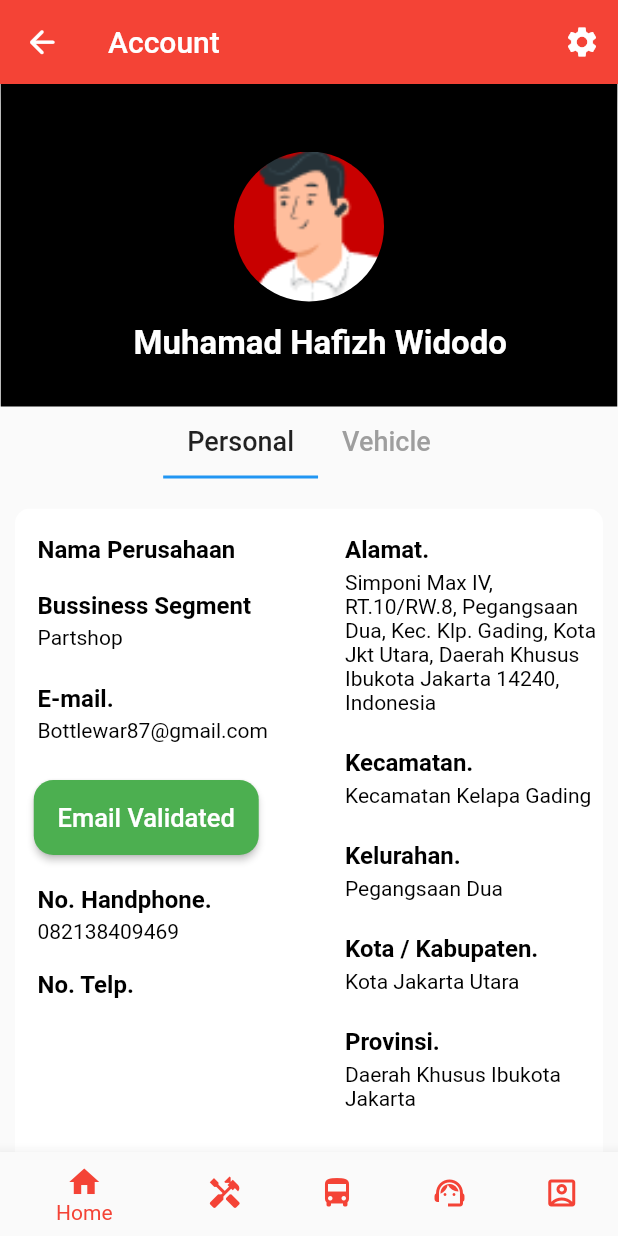
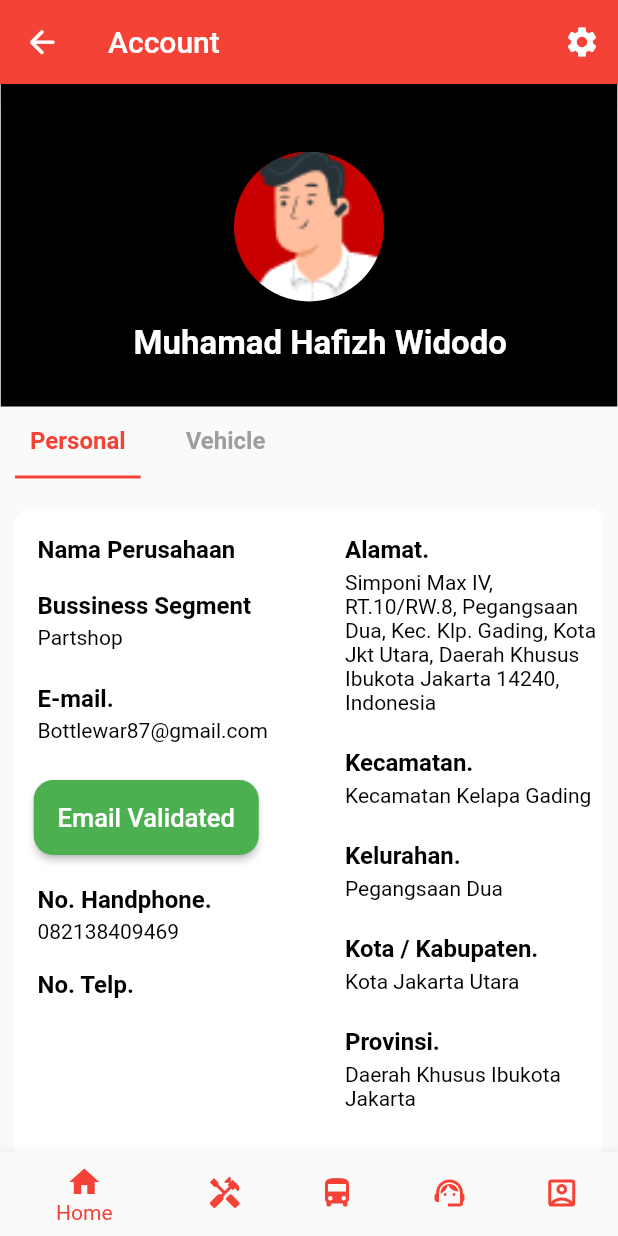
Before and after one commit to lalaingampus/myhino-flutter, a Flutter app: the AccountView screen opened by its route, on a phone screen of 412 x 824 dp. Run offline on Flutter 3.47's test engine with Material 2 defaults, Android fonts, the phone set to English and light mode, and no system bars; our stand-ins replace carousel_slider, cool_alert, datetime_picker_formfield, dio, dropdown_search, file_picker and 7 more; missing offline and left inert: dart:ffi, flutter_session_manager, qr_code_scanner; accounts and stored records are empty.

Commit message:
fixing account tab

```diff
--- a/lib/app/modules/account/views/account_view.dart
+++ b/lib/app/modules/account/views/account_view.dart
@@ -36,22 +36,45 @@ class AccountView extends GetView<AccountController> {
             children: [
               ProfileHeaderView(),
               SizedBox(
+                child: Align(
+                  alignment: Alignment.centerLeft,
                   child: TabBar(
                     controller: account_controller.tabController, // * 3.1
-                  labelColor: Colors.black87,
+                    labelColor: Colors.red,
+                    labelPadding: EdgeInsets.only(left: 20, right: 20),
                     labelStyle: const TextStyle(fontSize: 18),
                     unselectedLabelColor: Colors.grey,
+                    indicator: UnderlineTabIndicator(
+                        borderSide: BorderSide(width: 2.0, color: Colors.red),
+                        insets: EdgeInsets.symmetric(horizontal: 10.0)
+                    ),
                     isScrollable: true, // can scroll horizontal axis
 
                     tabs: [
                       Tab(
-                      child: Text('Personal'),
+                        child: Container(
+                          child: Align(
+                            alignment: Alignment.center,
+                            child: Text('Personal',
+                              style: TextStyle(fontSize: 16, fontWeight: FontWeight.bold), ),
+                          ),
+                        ),
+
                       ),
                       Tab(
-                      child: Text('Vehicle'),
+                        child: Container(
+                          child: Align(
+                            alignment: Alignment.center,
+                            child: Text('Vehicle',
+                                style: TextStyle(fontSize: 16, fontWeight: FontWeight.bold)),
+                          ),
+                        ),
+
                       ),
                     ],
                   ),
+                ),
+
               ),
               SizedBox(
                 width: double.maxFinite, //  * 4.1
--- a/lib/app/modules/home/controllers/berita_promosi_controller.dart
+++ b/lib/app/modules/home/controllers/berita_promosi_controller.dart
@@ -1,6 +1,6 @@
 import 'dart:developer';
 import 'package:get/get.dart';
-import 'package:myhino/app/data/models/news_management_model.dart';
+import 'package:myhino/app/data/models/news_management.dart';
 import 'package:myhino/app/helpers/dio_client.dart';
 
 class BeritaPromosiController extends GetxController {
--- a/lib/app/modules/product/views/hino_profile_view.dart
+++ b/lib/app/modules/product/views/hino_profile_view.dart
@@ -1,7 +1,7 @@
 import 'package:flutter/material.dart';
 
 import 'package:get/get.dart';
-import './header_profile_view.dart';
+import 'header_new_hino_view.dart';
 
 class HinoProfileView extends GetView {
   @override
--- a/pubspec.yaml
+++ b/pubspec.yaml
@@ -11,6 +11,7 @@ dependencies:
   html: ^0.15.0
   intl: ^0.17.0
   cool_alert: any
+  google_fonts: ^2.1.0
 
   get_storage: ^2.0.3
   cupertino_icons: ^1.0.2
```
Also changed, not shown: lib/app/data/models/profile_configuration_model.dart (+13 -13 lines). Lines whose indentation alone changed are shown as unchanged.
